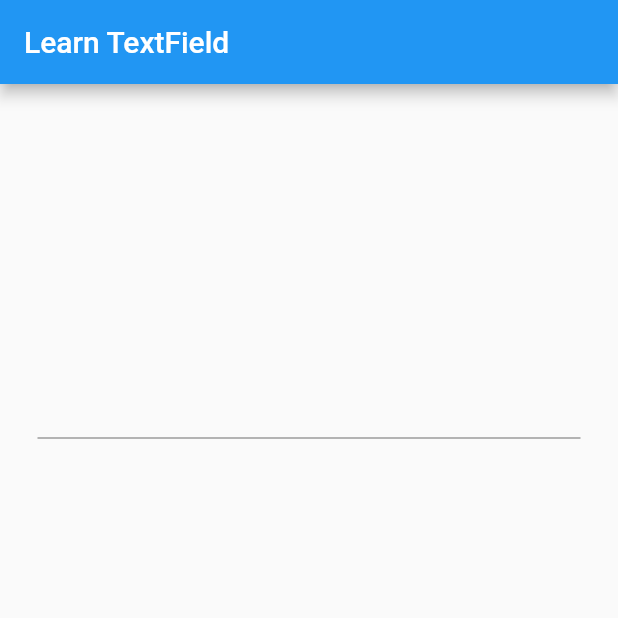
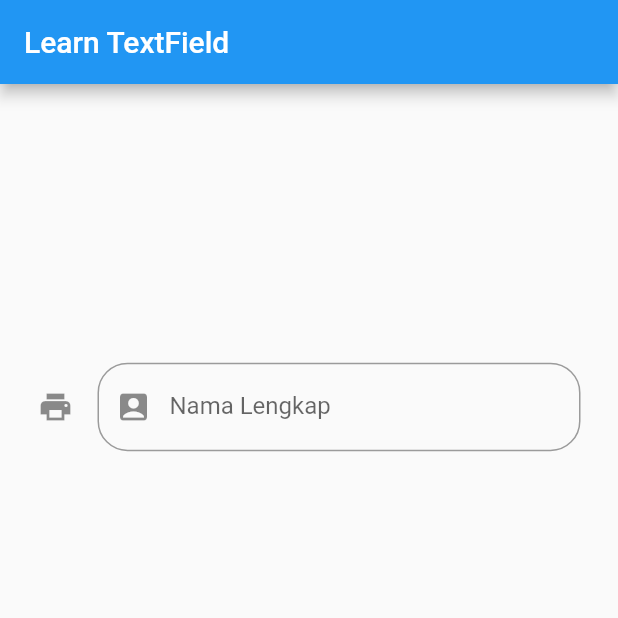
Before and after one commit to bagashyt/flutter_learndart, a Flutter app: the screen it shows after launch, on a phone screen of 412 x 824 dp, the top half of it. Run offline on Flutter 3.47's test engine with Material 2 defaults, Android fonts, the phone set to English and light mode, and no system bars.

Commit message:
learn decoration

```diff
--- a/lib/main.dart
+++ b/lib/main.dart
@@ -25,6 +25,15 @@ class _MyAppState extends State<MyApp> {
             mainAxisAlignment: MainAxisAlignment.spaceAround,
             children: <Widget>[
               TextField(
+                decoration: InputDecoration(
+                  icon: Icon(Icons.print),
+                  prefixIcon: Icon(Icons.account_box),
+                  prefixText: "Name: ",
+                  labelText: "Nama Lengkap",
+                  hintText: "Di isi dengan nama lengkap",
+                  border: OutlineInputBorder(
+                      borderRadius: BorderRadius.circular(20)),
+                ),
                 onChanged: (value) {
                   setState(() {});
                 },
```
